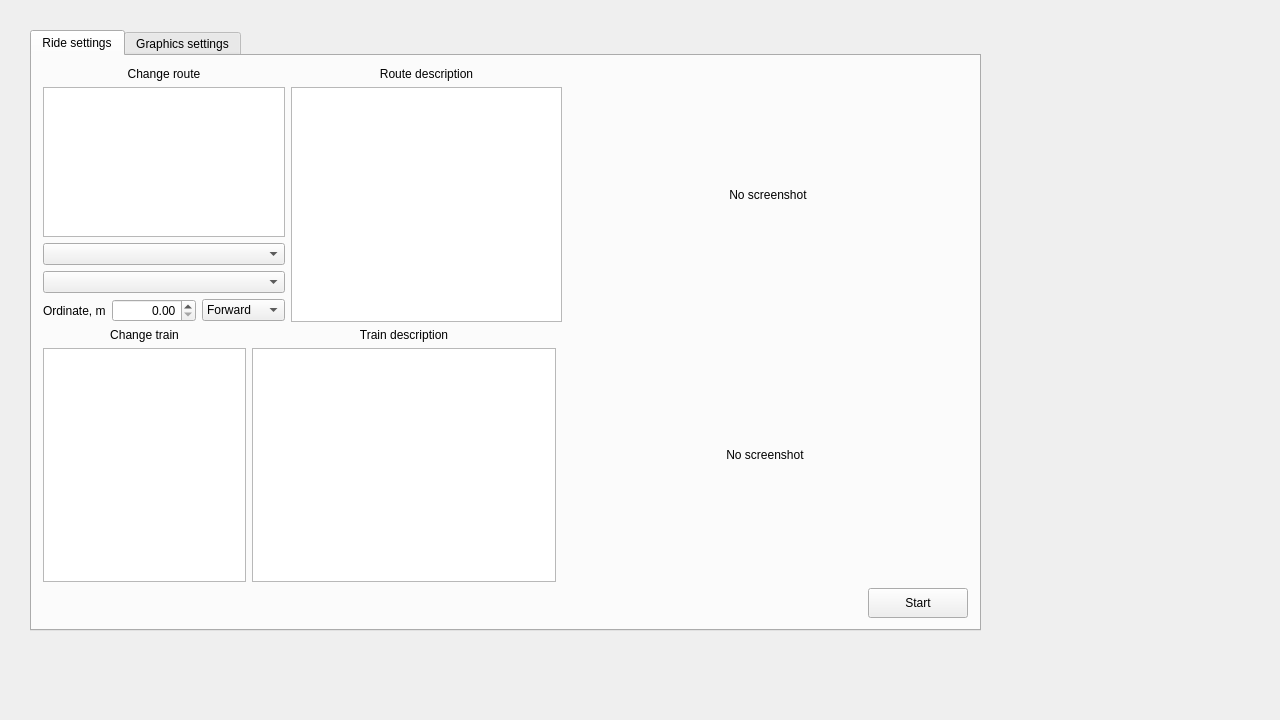
Old version of the form launcher/forms/mainwindow.ui in the repository maisvendoo/RRS.
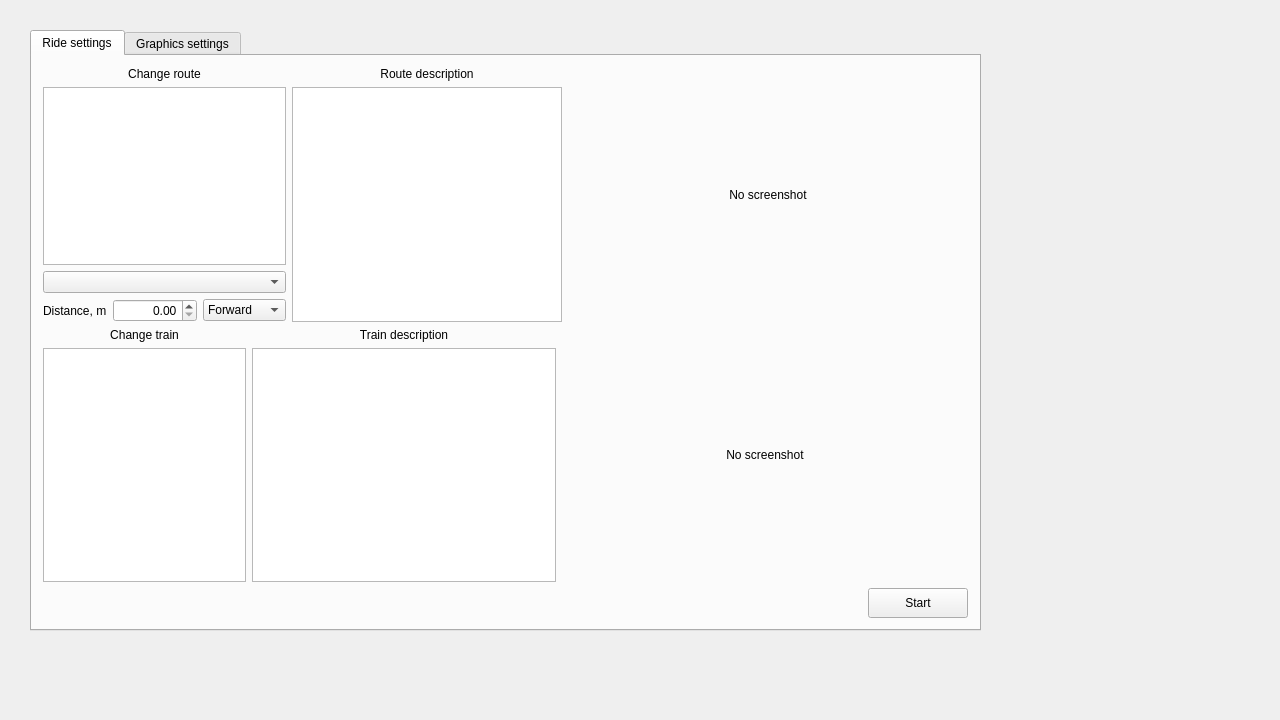
New version of the form.

Commit message: Интерфейс приведен в божеский вид

```diff
--- a/launcher/forms/mainwindow.ui
+++ b/launcher/forms/mainwindow.ui
@@ -75,22 +75,6 @@
               </property>
              </widget>
             </item>
-            <item>
-             <widget class="QComboBox" name="cbStations">
-              <property name="sizePolicy">
-               <sizepolicy hsizetype="Expanding" vsizetype="Fixed">
-                <horstretch>1</horstretch>
-                <verstretch>0</verstretch>
-               </sizepolicy>
-              </property>
-              <property name="maximumSize">
-               <size>
-                <width>10000</width>
-                <height>16777215</height>
-               </size>
-              </property>
-             </widget>
-            </item>
             <item>
              <widget class="QComboBox" name="cbTrajectories"/>
             </item>
@@ -111,7 +95,7 @@
                  </size>
                 </property>
                 <property name="text">
-                 <string>Ordinate, m</string>
+                 <string>Distance, m</string>
                 </property>
                </widget>
               </item>
```
The commit also changes 1 other file.
